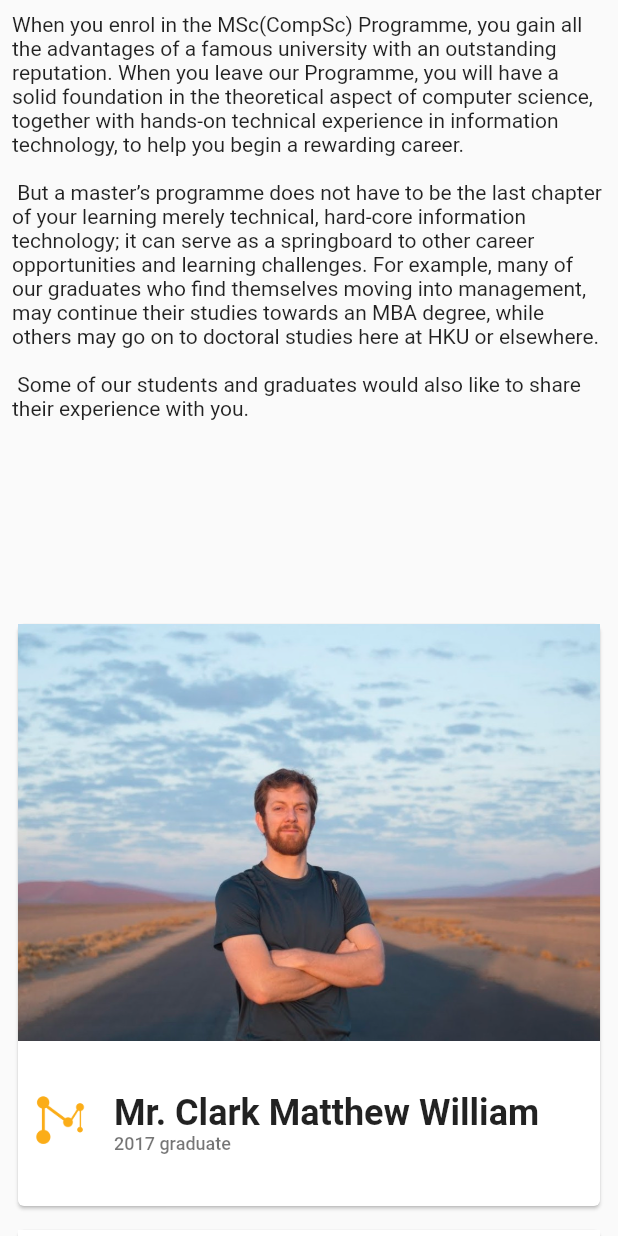
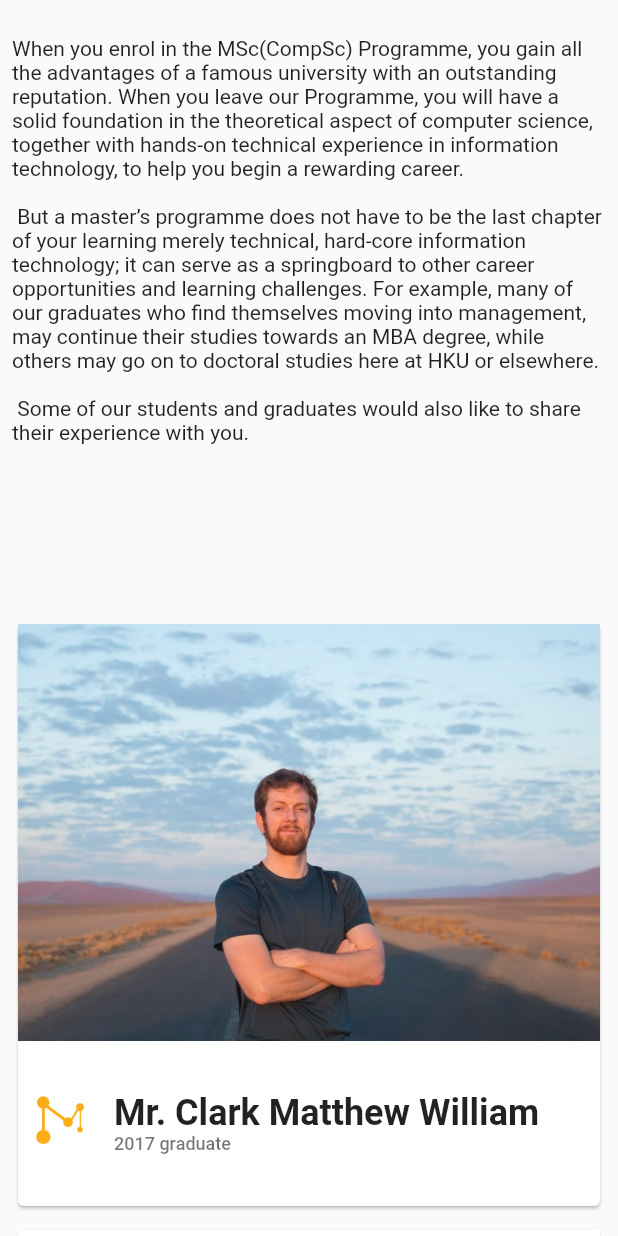
Before and after one commit to BZbyr/MSc-CS-website-app, a Flutter app: the RecipeGridPage screen opened directly, on a phone screen of 412 x 824 dp. Run offline on Flutter 3.47's test engine with Material 2 defaults, Android fonts, the phone set to English and light mode, and no system bars; Roboto replaces fonts that are missing (Raleway).

```diff
--- a/lib/main.dart
+++ b/lib/main.dart
@@ -9,7 +9,7 @@
   Widget build(BuildContext context) {
 
     return MaterialApp(
-      title: 'Flutter Demo',
+      title: 'MSC(CS)',
       theme: ThemeData(
         // This is the theme of your application.
         //
--- a/lib/routes/admission/works.dart
+++ b/lib/routes/admission/works.dart
@@ -96,7 +96,11 @@
             (BuildContext context, int index) {
               switch(index){
                 case 0:
-                  return new Text('When you enrol in the MSc(CompSc) Programme, you gain all the advantages of a famous university with an outstanding reputation. When you leave our Programme, you will have a solid foundation in the theoretical aspect of computer science, together with hands-on technical experience in information technology, to help you begin a rewarding career.\n\n But a master’s programme does not have to be the last chapter of your learning merely technical, hard-core information technology; it can serve as a springboard to other career opportunities and learning challenges. For example, many of our graduates who find themselves moving into management, may continue their studies towards an MBA degree, while others may go on to doctoral studies here at HKU or elsewhere.\n\n Some of our students and graduates would also like to share their experience with you.');
+                  return ListView(
+                    children: <Widget>[
+                      new Text('\nWhen you enrol in the MSc(CompSc) Programme, you gain all the advantages of a famous university with an outstanding reputation. When you leave our Programme, you will have a solid foundation in the theoretical aspect of computer science, together with hands-on technical experience in information technology, to help you begin a rewarding career.\n\n But a master’s programme does not have to be the last chapter of your learning merely technical, hard-core information technology; it can serve as a springboard to other career opportunities and learning challenges. For example, many of our graduates who find themselves moving into management, may continue their studies towards an MBA degree, while others may go on to doctoral studies here at HKU or elsewhere.\n\n Some of our students and graduates would also like to share their experience with you.'),
+                    ],
+                  );
                   break;
               }
               final Recipe recipe = widget.recipes[index-1];
--- a/lib/widgets/homePage.dart
+++ b/lib/widgets/homePage.dart
@@ -4,7 +4,7 @@
 
 class HomePage extends StatelessWidget {
 
-  final String appTitle = 'HKU Sample';
+  final String appTitle = 'MSc(CS)';
 
   @override
   Widget build(BuildContext context) {
```
Also changed, not shown: res/images/logos/MScCSLOGO_orange-bg0.png (added), 21 other files.
